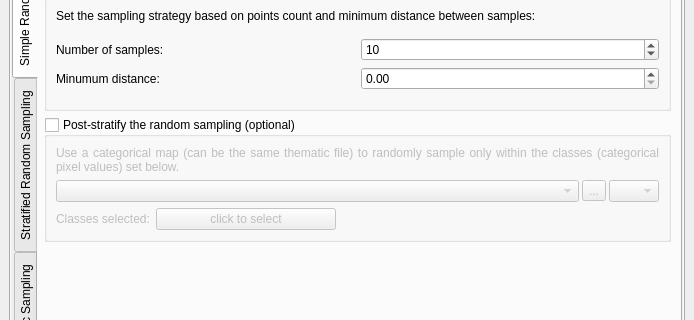
This is ui/acatama_dockwidget.ui in SMByC/AcATaMa as Qt 5 draws it before an edit; both pictures show x 0 to 694 and y 190 to 510 of the 694 by 1322 pixel window. The edited form follows.
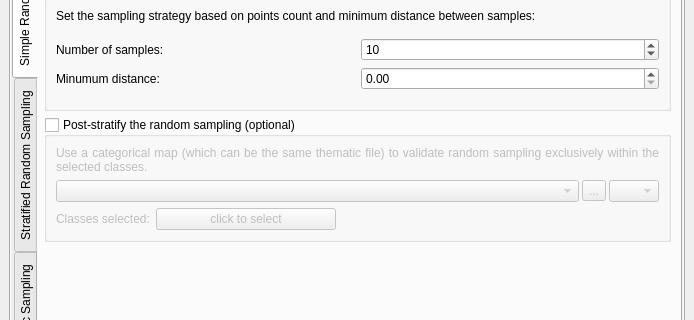
This is the edited form. Icons and pictures are not drawn. Custom widgets are drawn as their Qt base class.

Commit message: Improving some text in sampling design tab

```diff
--- a/ui/acatama_dockwidget.ui
+++ b/ui/acatama_dockwidget.ui
@@ -323,7 +323,7 @@
                          <item>
                           <widget class="QLabel" name="label_12">
                            <property name="text">
-                            <string>Use a categorical map (can be the same thematic file) to randomly sample only within the classes (categorical pixel values) set below.</string>
+                            <string>Use a categorical map (which can be the same thematic file) to validate random sampling exclusively within the selected classes.</string>
                            </property>
                            <property name="alignment">
                             <set>Qt::AlignJustify|Qt::AlignVCenter</set>
```
Left out of the diff: 2 changed lines with no effect on the pictures. The commit also changes 1 other file.
